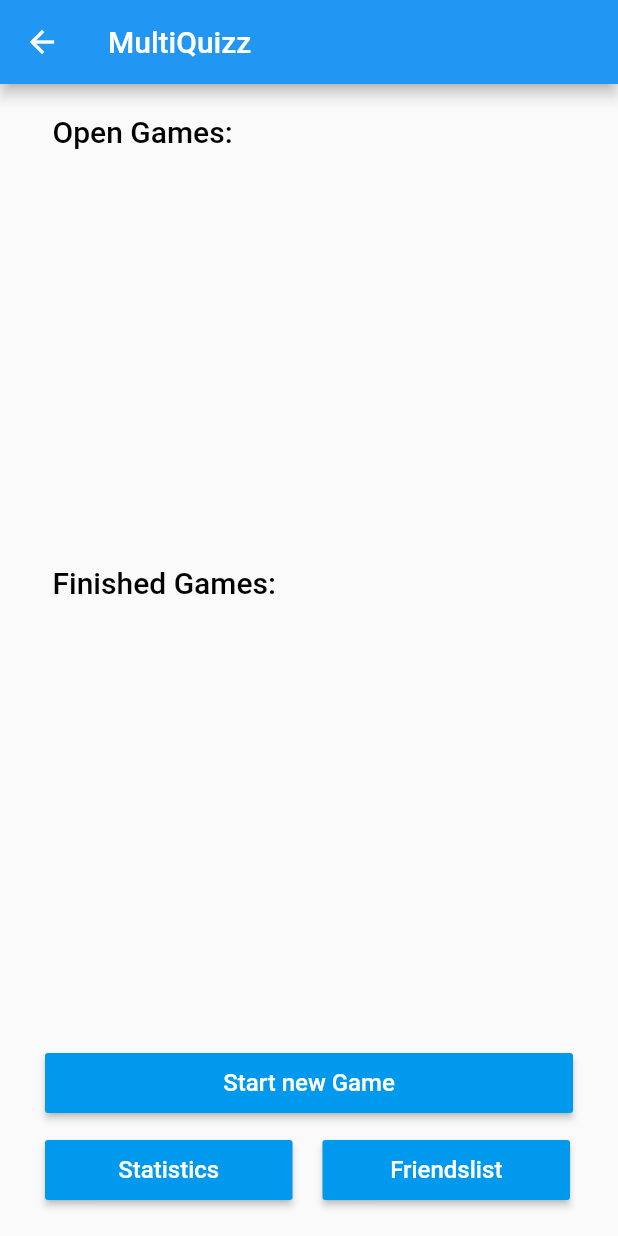
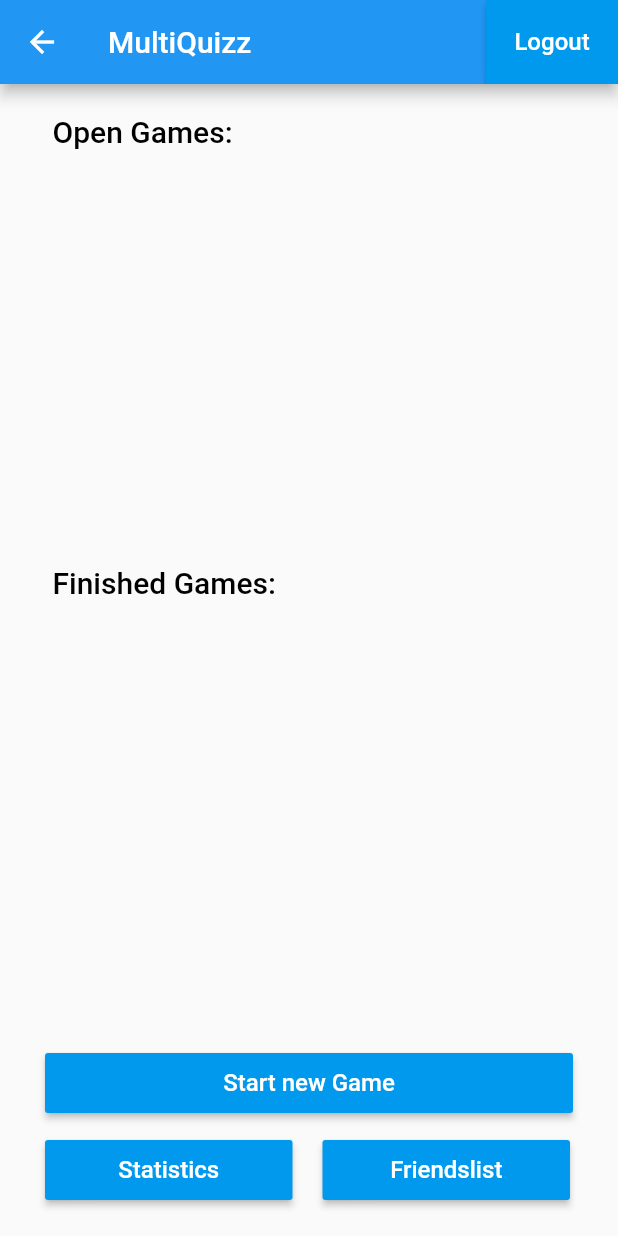
Before and after one commit to NoConnection12367/MultiQuizz, a Flutter app: the MainMenuPage screen opened by its route, on a phone screen of 412 x 824 dp. Run offline on Flutter 3.47's test engine with Material 2 defaults, Android fonts, the phone set to English and light mode, and no system bars; our stand-ins replace firebase_database, html_unescape, percent_indicator; accounts and stored records are empty.

Commit message:
Added logout button in main menu

```diff
--- a/multiquizz/lib/main.dart
+++ b/multiquizz/lib/main.dart
@@ -24,9 +24,10 @@ class MyApp extends StatelessWidget {
                 // is not restarted.
                 primarySwatch: Colors.blue,
             ),
-            home: LoginPage(title: 'MultiQuizz - Hauptmenü'),
+            home: LoginPage(title: 'MultiQuizz'),
             routes: {
               "/mainMenu": (context) => MainMenuPage(),
+              "/login": (context) => LoginPage(title: 'MultiQuizz'),
             },
         );
     }
--- a/multiquizz/lib/pages/loginPage.dart
+++ b/multiquizz/lib/pages/loginPage.dart
@@ -66,10 +66,11 @@ class _LoginPageState extends State<LoginPage> {
                             // Set global user, goto menu page
                             var test = user["ID"];
                             globals.activeUser = await User.getUser(test);
-                            Navigator.push(
-                                context,
-                                MaterialPageRoute(builder: (context) => MainMenuPage()),
-                            );
+                            Navigator.pushAndRemoveUntil(
+                            context,
+                            MaterialPageRoute(builder: (context) => MainMenuPage()),
+                            ModalRoute.withName('/logout'),
+                        );
 
                         }
                         else {
--- a/multiquizz/lib/pages/mainMenuPage.dart
+++ b/multiquizz/lib/pages/mainMenuPage.dart
@@ -1,5 +1,6 @@
 import 'package:flutter/material.dart';
 import 'package:intl/intl.dart';
+import 'package:multiquizz/pages/loginPage.dart';
 import 'package:multiquizz/pages/startGameButtonPage.dart';
 import 'package:multiquizz/pages/statisticsPage.dart';
 import 'startNewGamePage.dart';
@@ -36,6 +37,26 @@ class _MainMenuPage extends State<MainMenuPage> {
         return new Scaffold(
             appBar: new AppBar(
                 title: new Text('MultiQuizz'),
+                actions: <Widget> [
+                new RaisedButton(
+                    color: const Color(0xFF0099ed),
+                    child:
+                        new Text(
+                        "Logout",
+                            style: new TextStyle(fontSize:16.0,
+                            color: const Color(0xFFffffff),
+                            fontWeight: FontWeight.w500,
+                            fontFamily: "Roboto")
+                        ),
+                    onPressed: () {
+                        Navigator.pushAndRemoveUntil(
+                            context,
+                            MaterialPageRoute(builder: (context) => LoginPage(title: 'MultiQuizz')),
+                            ModalRoute.withName('/logout'),
+                        );
+                    }
+                ),
+                ],
             ),
             body:
             new Column(
```
